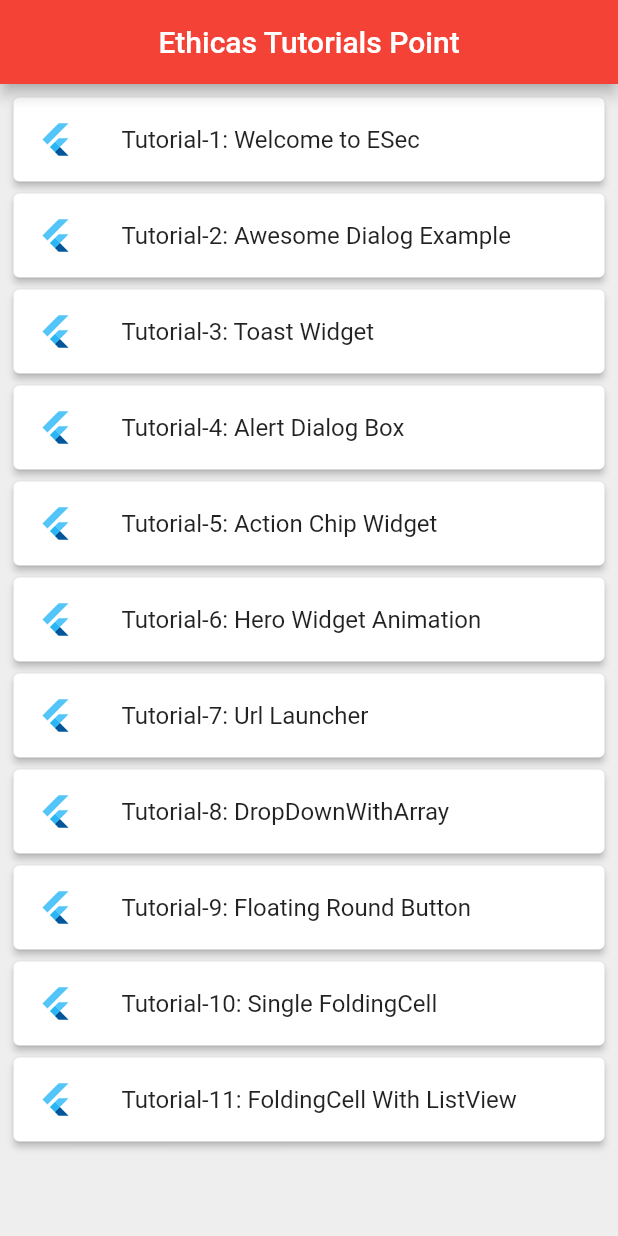
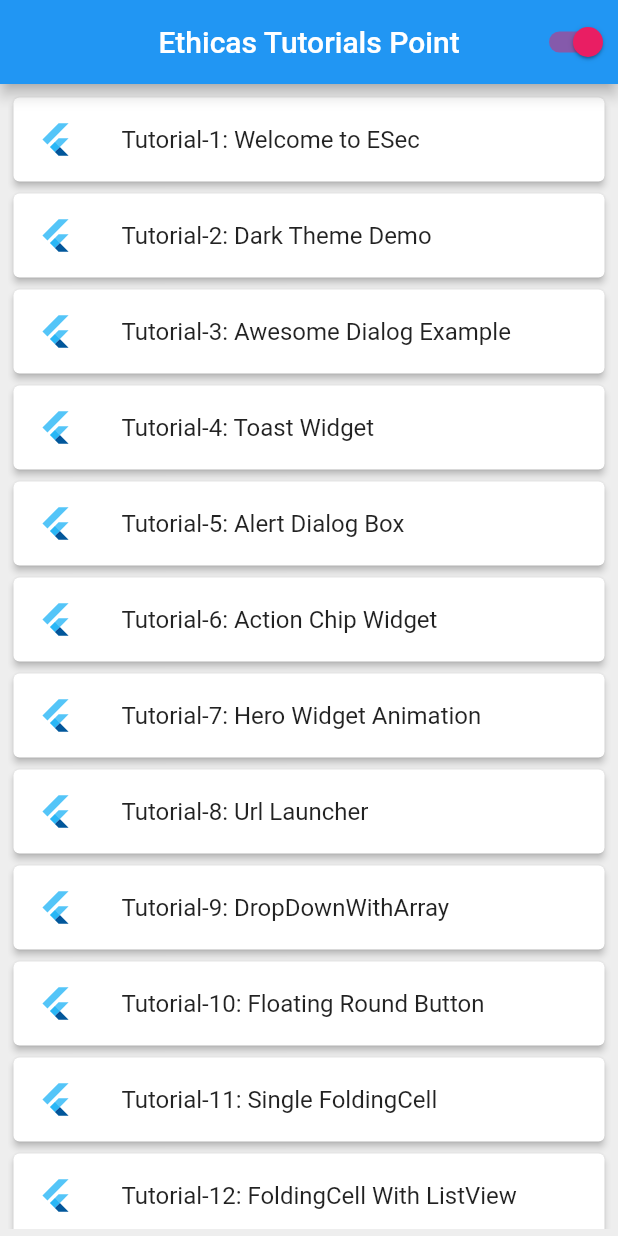
Before and after one commit to ethicasec/ESecTutorialsPoint, a Flutter app: the screen it shows after launch, on a phone screen of 412 x 824 dp. Run offline on Flutter 3.47's test engine with Material 2 defaults, Android fonts, the phone set to English and light mode, and no system bars; our stand-ins replace awesome_dialog, toast; missing offline and left inert: folding_cell.

Commit message:
EthicaThemes

```diff
--- a/lib/ESecModel/esectutorialslist.dart
+++ b/lib/ESecModel/esectutorialslist.dart
@@ -1,3 +1,4 @@
+import 'package:esectutorialspoint/Tutorials/ThemeDemo/lightDarkThemeDemo.dart';
 import 'package:flutter/material.dart';
 import 'exportlibraries.dart';
 
@@ -11,7 +12,8 @@ class ESecTutorialsList {
 class ESecTutorialRoutes extends StatelessWidget {
   List<ESecTutorialsList> esecTutList = [
     ESecTutorialsList(page: "Welcome", pageTitle: "Welcome to ESec"),
-    //''
+    //
+    ESecTutorialsList(page: "DarkThemeDemo", pageTitle: "Dark Theme Demo"),
     ESecTutorialsList(
         page: "AwesomeDialogWidget", pageTitle: "Awesome Dialog Example"),
     ESecTutorialsList(page: "EthicaToastPage", pageTitle: "Toast Widget"),
@@ -40,6 +42,8 @@ class ESecTutorialRoutes extends StatelessWidget {
           case "Welcome":
             return ESecWelcome(title: title);
           //
+          case "DarkThemeDemo":
+            return DarkThemeDemo(title: title);
           case "AwesomeDialogWidget":
             return AwesomeDialogWidget(title: title);
           case "EthicaToastPage":
--- a/lib/Tutorials/DropDownWithArray/dropdownwitharry.dart
+++ b/lib/Tutorials/DropDownWithArray/dropdownwitharry.dart
@@ -29,13 +29,13 @@ class _DropDownWithArrayState extends State<DropDownWithArray> {
         centerTitle: true,
       ),
       body: Container(
-        color: Colors.white,
+        // color: Colors.white,
         child: Center(
           child: Column(
             mainAxisAlignment: MainAxisAlignment.center,
             children: [
               DropdownButton(
-                dropdownColor: Colors.cyan[50],
+                dropdownColor: Colors.cyan,
                 items: _itemsdata
                     .map((data) => DropdownMenuItem<String>(
                           child: Text(data.item),
--- /dev/null
+++ b/lib/Tutorials/ThemeDemo/lightDarkThemeDemo.dart
@@ -0,0 +1,48 @@
+import 'package:flutter/material.dart';
+
+class DarkThemeDemo extends StatefulWidget {
+  final String title;
+
+  const DarkThemeDemo({Key key, this.title}) : super(key: key);
+  @override
+  _DarkThemeDemoState createState() => _DarkThemeDemoState();
+}
+
+bool _light = true;
+
+ThemeData _darkTheme = ThemeData(
+  accentColor: Colors.red,
+  brightness: Brightness.dark,
+  primaryColor: Colors.amber,
+);
+
+ThemeData _lightTheme = ThemeData(
+    accentColor: Colors.pink,
+    brightness: Brightness.light,
+    primaryColor: Colors.blue);
+
+class _DarkThemeDemoState extends State<DarkThemeDemo> {
+  @override
+  Widget build(BuildContext context) {
+    return MaterialApp(
+      theme: _light ? _lightTheme : _darkTheme,
+      title: 'Material App',
+      darkTheme: _darkTheme,
+      home: Scaffold(
+        appBar: AppBar(
+          title: Text(widget.title),
+          centerTitle: true,
+        ),
+        body: Center(
+          child: Switch(
+              value: _light,
+              onChanged: (toggle) {
+                setState(() {
+                  _light = toggle;
+                });
+              }),
+        ),
+      ),
+    );
+  }
+}
--- a/lib/esechomepage.dart
+++ b/lib/esechomepage.dart
@@ -1,8 +1,9 @@
 import 'package:flutter/material.dart';
 import 'ESecModel/esectutorialslist.dart';
 
+// ignore: must_be_immutable
 class ESecHomePage extends StatefulWidget {
-  const ESecHomePage({
+  ESecHomePage({
     Key key,
   }) : super(key: key);
 
@@ -10,15 +11,44 @@ class ESecHomePage extends StatefulWidget {
   _ESecHomePageState createState() => _ESecHomePageState();
 }
 
+bool _light = true;
+
+ThemeData _darkTheme = ThemeData(
+  accentColor: Colors.red,
+  brightness: Brightness.dark,
+  primaryColor: Colors.amber,
+);
+
+ThemeData _lightTheme = ThemeData(
+    accentColor: Colors.pink,
+    brightness: Brightness.light,
+    primaryColor: Colors.blue);
+
 class _ESecHomePageState extends State<ESecHomePage> {
   ESecTutorialRoutes _tutorials = ESecTutorialRoutes();
   @override
   Widget build(BuildContext context) {
-    return Scaffold(
+    return MaterialApp(
+      debugShowCheckedModeBanner: false,
+      // theme: _light ? ThemeData.light() : ThemeData.dark(),
+      theme: _light ? _lightTheme : _darkTheme,
+      title: 'Material App',
+      // darkTheme: _darkTheme,
+      home: Scaffold(
         backgroundColor: Colors.grey[200],
         appBar: AppBar(
           centerTitle: true,
           title: Text("Ethicas Tutorials Point"),
+          actions: [
+            Switch(
+                value: _light,
+                onChanged: (toggle) {
+                  setState(() {
+                    _light = toggle;
+                    print(_light);
+                  });
+                }),
+          ],
         ),
         body: Padding(
           padding: const EdgeInsets.all(5.0),
@@ -46,6 +76,7 @@ class _ESecHomePageState extends State<ESecHomePage> {
             ),
           )),
         ),
+      ),
     );
   }
 }
--- a/lib/main.dart
+++ b/lib/main.dart
@@ -11,8 +11,9 @@ class EthicaHomePage extends StatelessWidget {
   @override
   Widget build(BuildContext context) {
     return MaterialApp(
+      theme: ThemeData.light(),
+      title: 'Material App',
       debugShowCheckedModeBanner: false,
-      theme: ThemeData(primarySwatch: Colors.red),
       home: ESecHomePage(),
     );
   }
--- a/pubspec.yaml
+++ b/pubspec.yaml
@@ -27,9 +27,11 @@ dependencies:
   folding_cell: ^1.0.0
   toast: ^0.1.5
   awesome_dialog: ^1.2.1
+  provider: ^4.3.2+2
   # The following adds the Cupertino Icons font to your application.
   # Use with the CupertinoIcons class for iOS style icons.
   cupertino_icons: ^1.0.0
+  shared_preferences:
 
 dev_dependencies:
   flutter_test:
```
Also changed, not shown: pubspec.lock. Lines whose indentation alone changed are shown as unchanged.
